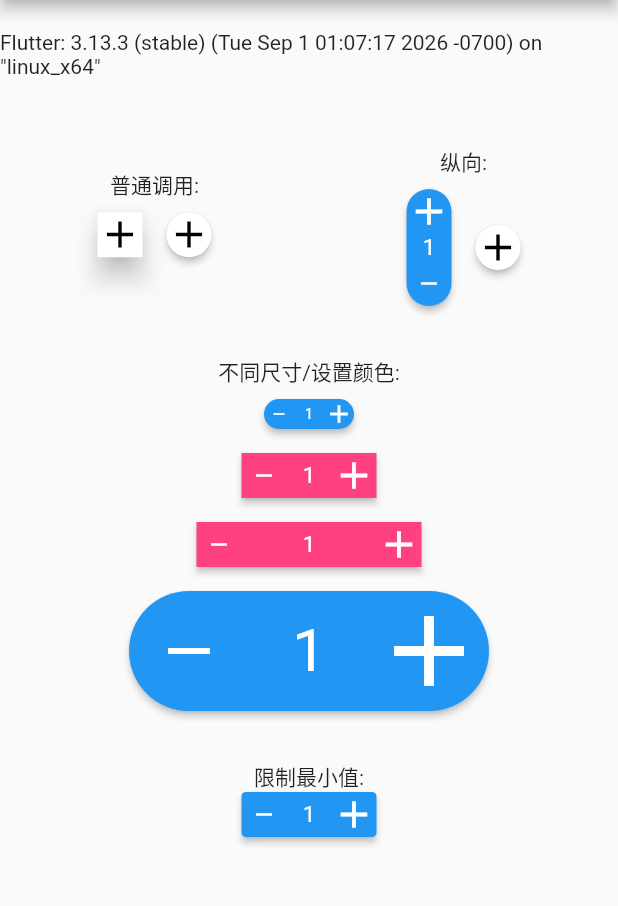
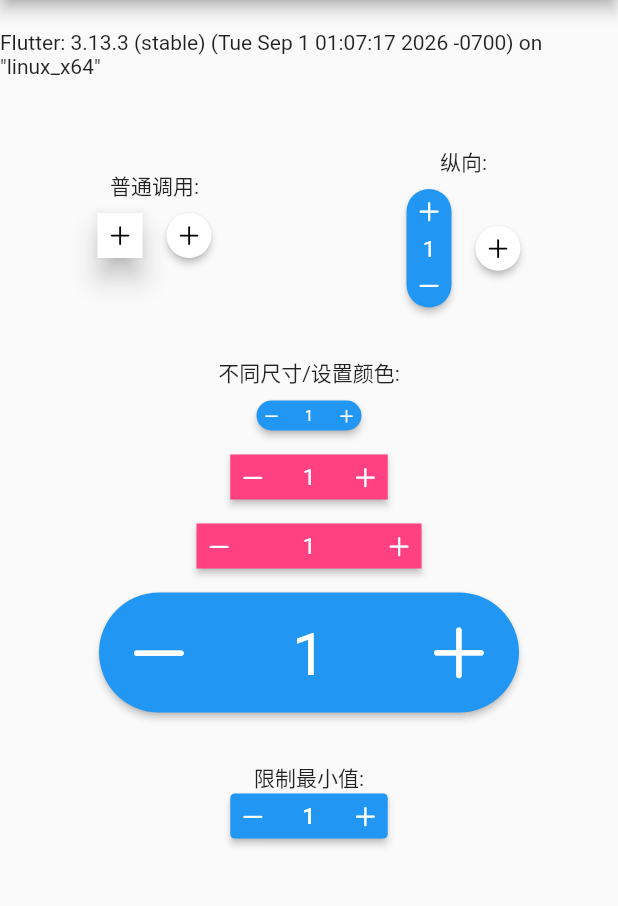
Before and after one commit to shirne/CartStepper, a Flutter app: the screen it shows after launch, on a phone screen of 412 x 824 dp, the part 84-990 px from its top. Run offline on Flutter 3.47's test engine with Material 2 defaults, Android fonts, the phone set to English and light mode, and no system bars; Roboto replaces fonts that are missing (Quicksand).

```diff
--- a/lib/src/stepper_style.dart
+++ b/lib/src/stepper_style.dart
@@ -36,10 +36,10 @@ class CartStepperStyle {
   final Color activeBackgroundColor;
 
   /// Deactived foreground color 未激活状态的前景色(文字颜色)
-  final Color deActiveForegroundColor;
+  final Color foregroundColor;
 
   /// Deactived background color 未激活状态的背景色
-  final Color deActiveBackgroundColor;
+  final Color backgroundColor;
 
   /// widget shape. 组件形状
   final BoxShape shape;
@@ -53,17 +53,28 @@ class CartStepperStyle {
   /// value text style 显示值的字体样式
   final TextStyle? textStyle;
 
+  final IconThemeData iconTheme;
+
+  final IconData? iconPlus;
+  final IconData? iconMinus;
+
+  final double buttonAspectRatio;
+
   final double elevation;
 
   const CartStepperStyle({
     this.activeForegroundColor = Colors.white,
     this.activeBackgroundColor = Colors.blue,
-    this.deActiveForegroundColor = Colors.black54,
-    this.deActiveBackgroundColor = Colors.white,
+    this.foregroundColor = Colors.black54,
+    this.backgroundColor = Colors.white,
     this.shape = BoxShape.rectangle,
     this.radius,
     this.shadowColor,
     this.textStyle,
+    this.iconTheme = const IconThemeData(),
+    this.iconPlus,
+    this.iconMinus,
+    this.buttonAspectRatio = 1,
     this.elevation = 2,
   });
 
@@ -71,28 +82,46 @@ class CartStepperStyle {
     ThemeData theme, {
     BoxShape shape = BoxShape.rectangle,
     Radius? radius,
-    Color? shadowColor,
+    IconThemeData? iconTheme,
+    IconData? iconPlus,
+    IconData? iconMinus,
+    double? buttonAspectRatio,
+    double? elevation,
   }) {
     return CartStepperStyle.fromColorScheme(
       theme.colorScheme,
       shape: shape,
       radius: radius,
+      textStyle: theme.textTheme.bodyText1,
+      iconPlus: iconPlus,
+      iconMinus: iconMinus,
+      buttonAspectRatio: buttonAspectRatio,
+      elevation: elevation,
     );
   }
   factory CartStepperStyle.fromColorScheme(
     ColorScheme colorScheme, {
     BoxShape shape = BoxShape.rectangle,
     Radius? radius,
+    TextStyle? textStyle,
+    IconThemeData? iconTheme,
+    IconData? iconPlus,
+    IconData? iconMinus,
+    double? buttonAspectRatio,
     double? elevation,
   }) {
     return CartStepperStyle(
       activeForegroundColor: colorScheme.onPrimary,
       activeBackgroundColor: colorScheme.primary,
-      deActiveForegroundColor: colorScheme.onSurface,
-      deActiveBackgroundColor: colorScheme.surface,
+      foregroundColor: colorScheme.onSurface,
+      backgroundColor: colorScheme.surface,
       shadowColor: colorScheme.shadow,
       shape: shape,
       radius: radius,
+      textStyle: textStyle,
+      iconTheme: iconTheme ?? const IconThemeData(),
+      iconPlus: iconPlus,
+      iconMinus: iconMinus,
       elevation: elevation ?? 2,
     );
   }
@@ -100,12 +129,16 @@ class CartStepperStyle {
   CartStepperStyle copyWith({
     Color? activeForegroundColor,
     Color? activeBackgroundColor,
-    Color? deActiveForegroundColor,
-    Color? deActiveBackgroundColor,
+    Color? foregroundColor,
+    Color? backgroundColor,
     BoxShape? shape,
     Radius? radius,
     Color? shadowColor,
     TextStyle? textStyle,
+    IconThemeData? iconTheme,
+    IconData? iconPlus,
+    IconData? iconMinus,
+    double? buttonAspectRatio,
     double? elevation,
   }) {
     return CartStepperStyle(
@@ -113,14 +146,16 @@ class CartStepperStyle {
           activeForegroundColor ?? this.activeForegroundColor,
       activeBackgroundColor:
           activeBackgroundColor ?? this.activeBackgroundColor,
-      deActiveForegroundColor:
-          deActiveForegroundColor ?? this.deActiveForegroundColor,
-      deActiveBackgroundColor:
-          deActiveBackgroundColor ?? this.deActiveBackgroundColor,
+      foregroundColor: foregroundColor ?? this.foregroundColor,
+      backgroundColor: backgroundColor ?? this.backgroundColor,
       shape: shape ?? this.shape,
       radius: radius ?? this.radius,
       shadowColor: shadowColor ?? this.shadowColor,
       textStyle: textStyle ?? this.textStyle,
+      iconTheme: iconTheme ?? this.iconTheme,
+      iconPlus: iconPlus ?? this.iconPlus,
+      iconMinus: iconMinus ?? this.iconMinus,
+      buttonAspectRatio: buttonAspectRatio ?? this.buttonAspectRatio,
       elevation: elevation ?? this.elevation,
     );
   }
--- a/pubspec.yaml
+++ b/pubspec.yaml
@@ -1,6 +1,6 @@
 name: cart_stepper
 description: A fully customizable Flutter Widget to get count. It can be applicable in e-commerce apps for getting cart count.
-version: 3.0.3
+version: 4.0.0
 homepage:
 repository: https://github.com/shirne/CartStepper/
 
```
Also changed, not shown: lib/src/cart_stepper.dart (+51 -38 lines), 2 other files.
